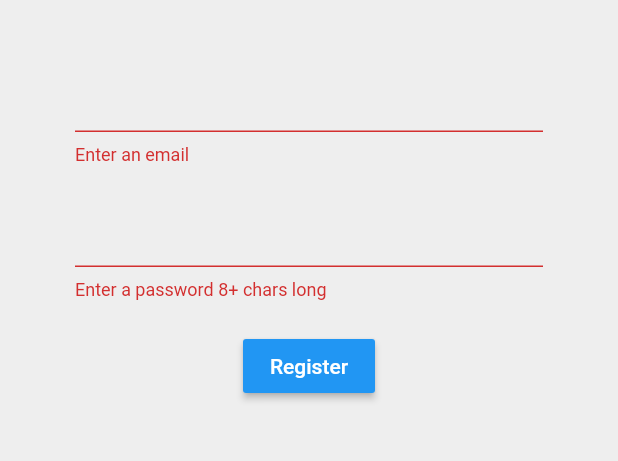
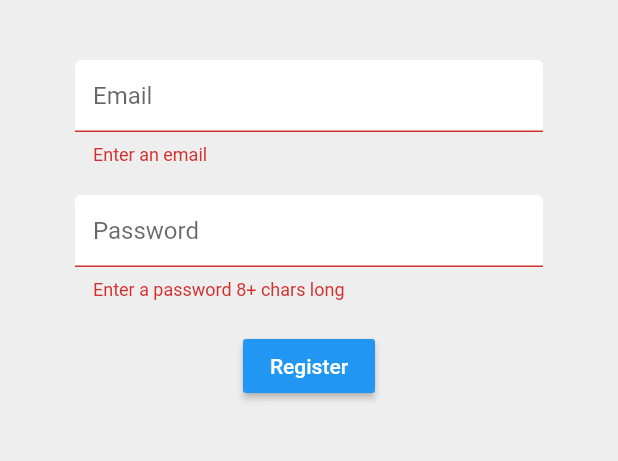
Before and after one commit to Gounaya/Mobile_project, a Flutter app: the Register screen opened directly, after a tap on "Register", on a phone screen of 412 x 824 dp, the part 84-545 px from its top. Run offline on Flutter 3.47's test engine with Material 2 defaults, Android fonts, the phone set to English and light mode, and no system bars; our stand-ins replace firebase_auth; accounts and stored records are empty.

Commit message:
Form decoration

```diff
--- a/lib/screens/authenticate/register.dart
+++ b/lib/screens/authenticate/register.dart
@@ -1,5 +1,6 @@
 import 'package:flutter/material.dart';
 import 'package:mobileproject/services/authservice.dart';
+import 'package:mobileproject/shared/constants.dart';
 
 
 class Register extends StatefulWidget {
@@ -48,6 +49,7 @@ class _RegisterState extends State<Register> {
               children: <Widget>[
                 SizedBox(height: 20.0),
                 TextFormField(
+                  decoration: textInputDecoration.copyWith(hintText: 'Email'),
                   validator: (val) => val.isEmpty ? 'Enter an email' : null,
                   onChanged: (val){
                     setState(() =>
@@ -58,9 +60,9 @@ class _RegisterState extends State<Register> {
 
                 SizedBox(height: 20.0),
                 TextFormField(
+                  decoration: textInputDecoration.copyWith(hintText: 'Password'),
                   obscureText: true,
                   validator: (val) => val.length <8 ? 'Enter a password 8+ chars long' : null,
-
                   onChanged: (val){
                     setState(() =>
                       password = val
--- a/lib/screens/authenticate/sign_in.dart
+++ b/lib/screens/authenticate/sign_in.dart
@@ -1,5 +1,6 @@
 import 'package:flutter/material.dart';
 import 'package:mobileproject/services/authservice.dart';
+import 'package:mobileproject/shared/constants.dart';
 
 
 class SignIn extends StatefulWidget {
@@ -51,6 +52,7 @@ class _SignInState extends State<SignIn> {
               SizedBox(height: 20.0),
 
               TextFormField(
+                decoration: textInputDecoration.copyWith(hintText: 'Email'),
                 validator: (val) => val.isEmpty ? 'Enter an email' : null,
                 onChanged: (val){
                   setState(() =>
@@ -61,6 +63,7 @@ class _SignInState extends State<SignIn> {
 
               SizedBox(height: 20.0),
               TextFormField(
+                decoration: textInputDecoration.copyWith(hintText: 'Password'),
                 validator: (val) => val.length <8 ? 'Enter a password 8+ chars long' : null,
                 obscureText: true,
                 onChanged: (val){
--- /dev/null
+++ b/lib/shared/constants.dart
@@ -0,0 +1,14 @@
+
+import 'package:flutter/material.dart';
+
+const textInputDecoration = InputDecoration(
+  hintText: 'Email',
+  fillColor: Colors.white,
+  filled: true,
+  enabledBorder: OutlineInputBorder(
+    borderSide: BorderSide(color: Colors.white, width: 2.0)
+  ),
+  focusedBorder: OutlineInputBorder(
+    borderSide: BorderSide(color: Colors.blue, width: 2.0)
+  )
+);
```
